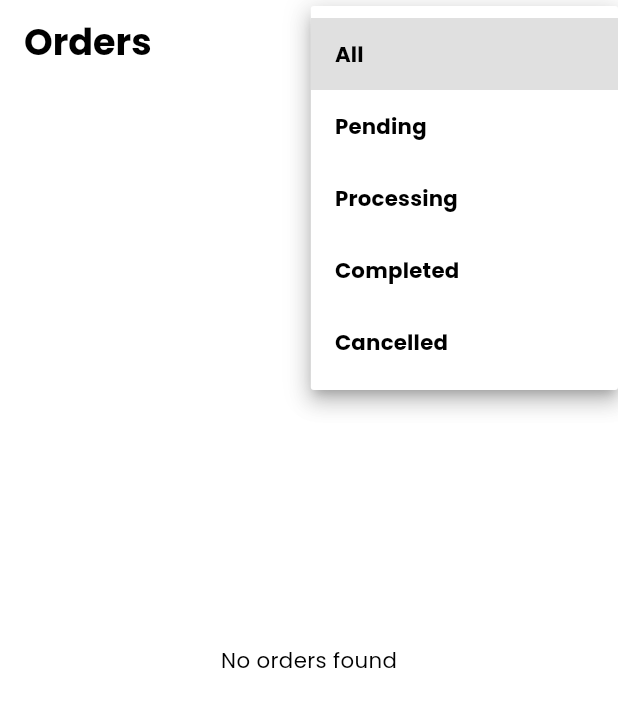
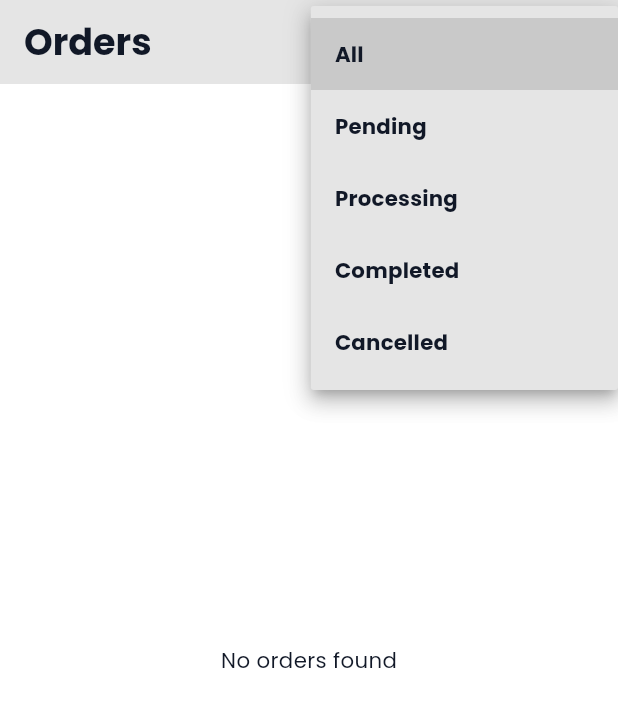
Before and after one commit to nasir-nishat/masjid_noor_customer, a Flutter app: the OrdersPage screen opened by its route, after a tap on "All", on a phone screen of 412 x 824 dp. Shown: the top 707 px of the screen. Run offline on Flutter 3.47's test engine with Material 3 defaults, Android fonts, the phone set to English and light mode, and no system bars; our stand-ins replace bot_toast, cached_network_image, equatable, flutter_screenutil, flutter_svg, geolocator and 12 more; missing offline and left inert: pluto_grid; accounts and stored records are empty; network calls fail.

Commit message:
Fixing the Load more

```diff
--- a/lib/presentation/layout/main_layout.dart
+++ b/lib/presentation/layout/main_layout.dart
@@ -4,9 +4,11 @@ import 'package:go_router/go_router.dart';
 import 'package:heroicons/heroicons.dart';
 import 'package:masjid_noor_customer/mgr/dependency/supabase_dep.dart';
 import 'package:masjid_noor_customer/navigation/router.dart';
+import 'package:masjid_noor_customer/presentation/pages/all_export.dart';
 import 'package:masjid_noor_customer/presentation/pages/app_controller.dart';
 import 'package:masjid_noor_customer/presentation/pages/user/user_controller.dart';
 
+import '../theme/app_theme.dart';
 import '../widgets/header.dart';
 
 final GlobalKey<ScaffoldState> drawerKey = GlobalKey();
--- a/lib/presentation/pages/product/product_list_page.dart
+++ b/lib/presentation/pages/product/product_list_page.dart
@@ -7,6 +7,7 @@ import '../../widgets/product_item.dart';
 
 class ProductListPage extends GetView<ProductController> {
   ProductListPage({super.key});
+
   final ScrollController _scrollController = ScrollController();
 
   @override
@@ -86,7 +87,7 @@ class ProductListPage extends GetView<ProductController> {
                           itemCount: controller.products.length + 1,
                           itemBuilder: (context, index) {
                             if (index == controller.products.length) {
-                              if (controller.isFetching.value) {
+                              if (controller.isLoading.value) {
                                 return const Center(
                                     child: CircularProgressIndicator());
                               } else {
--- a/lib/presentation/theme/app_theme.dart
+++ b/lib/presentation/theme/app_theme.dart
@@ -1,6 +1,10 @@
 import 'package:flutter/material.dart';
+import 'package:flutter/scheduler.dart';
 import 'package:flutter_screenutil/flutter_screenutil.dart';
 import 'package:google_fonts/google_fonts.dart';
+
+var brightness =
+    SchedulerBinding.instance.platformDispatcher.platformBrightness;
 
 final class AppTheme {
   static ThemeData defaultTheme = ThemeData(
@@ -18,14 +22,8 @@ final class AppTheme {
       800: Color(0xFF0029B4),
       900: Color(0xFF001C80),
     }),
-    colorScheme: const ColorScheme.light(
-      primary: Color(0xFF0036E6),
-      onPrimary: Colors.white,
-      secondary: Color(0xFF4A4754),
-      onSecondary: Colors.white,
-      tertiary: Color(0xFF111827),
-      onTertiary: Colors.white,
-    ),
+    // colorScheme: brightness == Brightness.light ? lightTheme : darkTheme,
+    colorScheme: lightTheme,
     textTheme: customTextTheme(),
     iconButtonTheme: _getIconButtonTheme(),
     popupMenuTheme: _getPopupMenuTheme(),
@@ -50,6 +48,30 @@ final class AppTheme {
     elevatedButtonTheme: _getElevatedButtonTheme(),
   );
 }
+
+ColorScheme darkTheme = const ColorScheme(
+  primary: Color(0xFF0036E6),
+  secondary: Color(0xFF4A4754),
+  surface: Color(0xFF111827),
+  error: Color(0xFFD32F2F),
+  onPrimary: Colors.white,
+  onSecondary: Colors.white,
+  onSurface: Colors.white,
+  onError: Colors.white,
+  brightness: Brightness.dark,
+);
+
+ColorScheme lightTheme = const ColorScheme(
+  primary: Color(0xFF0036E6),
+  secondary: Color(0xFF4A4754),
+  surface: Color(0xFFE5E5E5),
+  error: Color(0xFFD32F2F),
+  onPrimary: Colors.white,
+  onSecondary: Colors.white,
+  onSurface: Color(0xFF111827),
+  onError: Colors.white,
+  brightness: Brightness.light,
+);
 
 TextTheme customTextTheme() {
   return TextTheme(
```
Also changed, not shown: lib/presentation/pages/product/product_controller.dart (+17 -13 lines), lib/presentation/pages/product/search_page.dart (+35 -4 lines).
